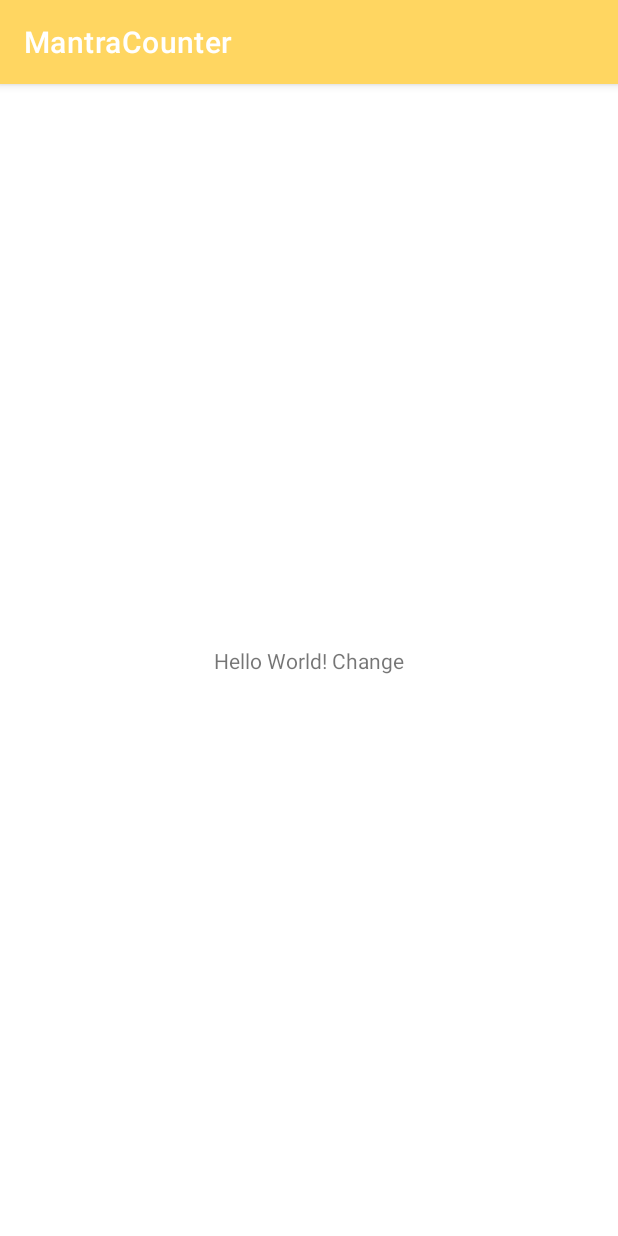
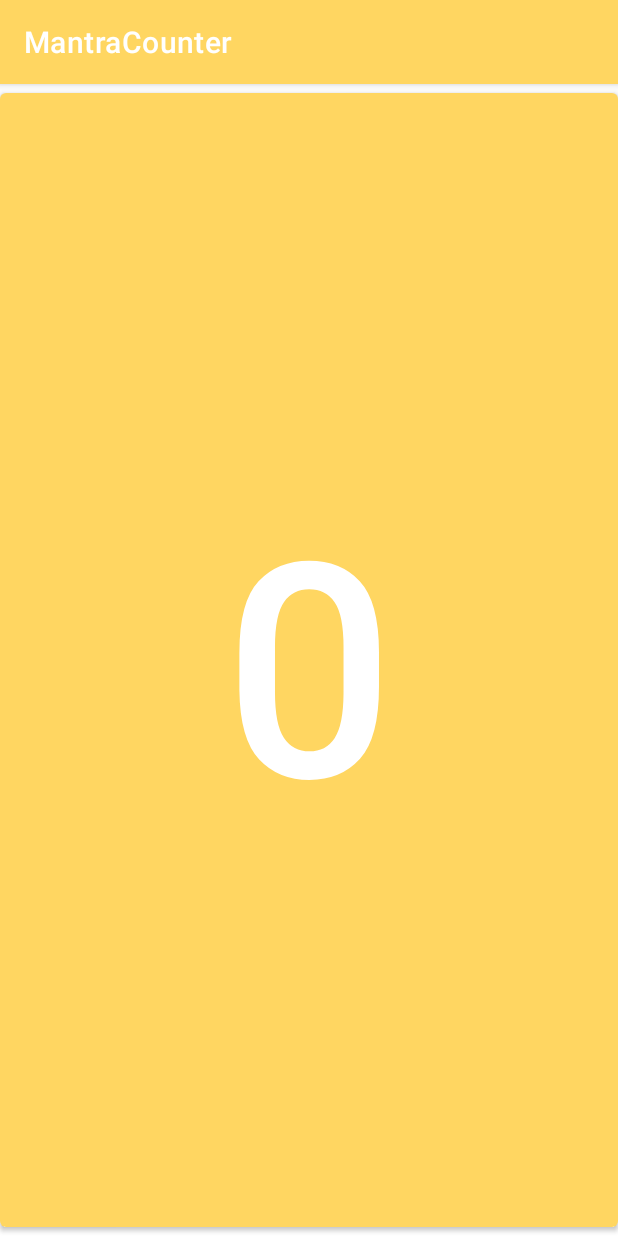
Before and after one commit to Richard1688Sun/MantraCounter, an Android app: the screen it shows after launch (MainActivity), on a phone screen of 412 x 824 dp. Run offline under Robolectric (Android 15) with nearby library versions, the phone set to English and light mode, and no system bars; 1 statement that could not run was skipped.

Commit message:
base of the app

```diff
--- a/app/src/main/AndroidManifest.xml
+++ b/app/src/main/AndroidManifest.xml
@@ -3,6 +3,7 @@
     xmlns:tools="http://schemas.android.com/tools"
     package="com.nemogz.mantracounter">
 
+    <uses-permission android:name="android.permission.VIBRATE" />
     <application
         android:allowBackup="true"
         android:dataExtractionRules="@xml/data_extraction_rules"
--- a/app/src/main/java/com/nemogz/mantracounter/MainActivity.java
+++ b/app/src/main/java/com/nemogz/mantracounter/MainActivity.java
@@ -3,12 +3,50 @@ package com.nemogz.mantracounter;
 import androidx.appcompat.app.AppCompatActivity;
 
 import android.os.Bundle;
+import android.os.Vibrator;
+import android.view.View;
+import android.widget.Button;
 
 public class MainActivity extends AppCompatActivity {
 
+    private Button buttonMain;
+    private int totalMainCount = 0;
+    private Vibrator vibrator;
+    private boolean vibrate = false;
     @Override
     protected void onCreate(Bundle savedInstanceState) {
         super.onCreate(savedInstanceState);
         setContentView(R.layout.activity_main);
+
+        if(vibrator.hasVibrator()){
+            vibrate = true;
+        }
+
+        buttonMain = findViewById(R.id.buttonMain);
+        //detect short press
+        buttonMain.setOnClickListener(new View.OnClickListener() {
+            @Override
+            public void onClick(View view) {
+                totalMainCount++;
+                buttonMain.setText(Integer.toString(totalMainCount));
+                if(vibrate){
+                    vibrator.vibrate(1000);
+                }
+            }
+        });
+
+        //detect long press
+        buttonMain.setOnLongClickListener(new View.OnLongClickListener() {
+            @Override
+            public boolean onLongClick(View view) {
+                totalMainCount = 0;
+                buttonMain.setText(Integer.toString(totalMainCount));
+                long[] vibrationPatternLongClick = {500,500};
+                if(vibrate){
+                    vibrator.vibrate(vibrationPatternLongClick, 1);
+                }
+                return true;
+            }
+        });
     }
 }
--- a/app/src/main/res/layout/activity_main.xml
+++ b/app/src/main/res/layout/activity_main.xml
@@ -6,10 +6,15 @@
     android:layout_height="match_parent"
     tools:context=".MainActivity">
 
-    <TextView
-        android:layout_width="wrap_content"
-        android:layout_height="wrap_content"
-        android:text="Hello World! Change"
+    <Button
+        android:id="@+id/buttonMain"
+        android:layout_width="match_parent"
+        android:layout_height="match_parent"
+        android:text="0"
+        android:autoSizeTextType="uniform"
+        android:autoSizeMinTextSize="50dp"
+        android:autoSizeMaxTextSize="200dp"
+        android:autoSizeStepGranularity="2sp"
         app:layout_constraintBottom_toBottomOf="parent"
         app:layout_constraintEnd_toEndOf="parent"
         app:layout_constraintStart_toStartOf="parent"
```
